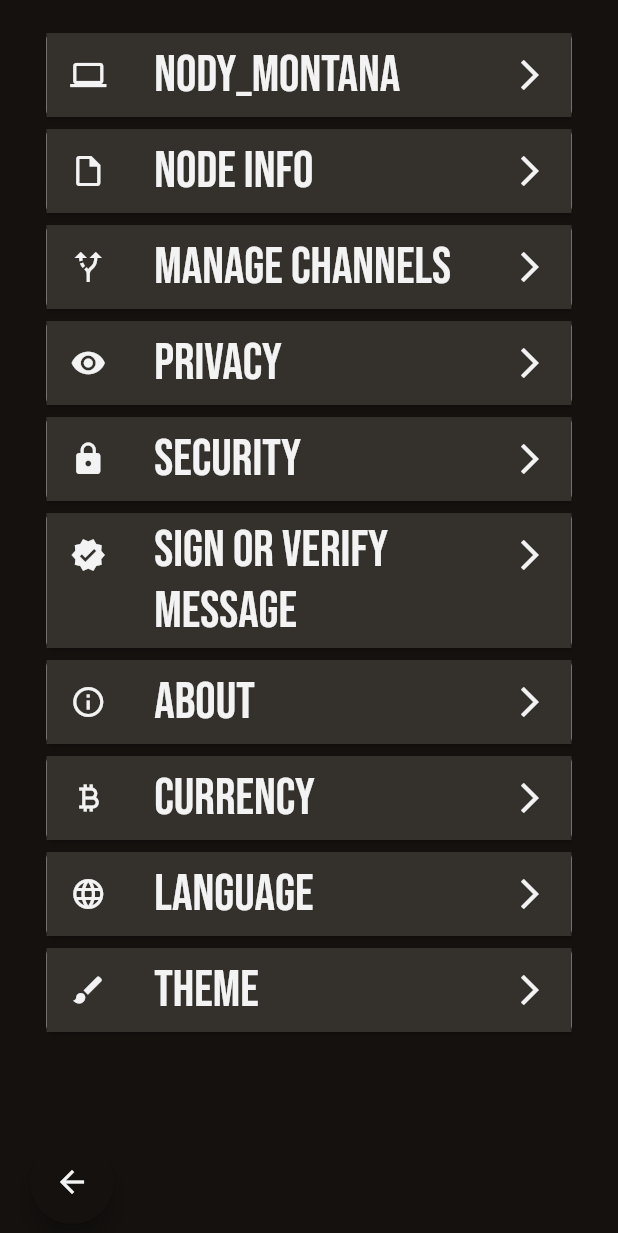
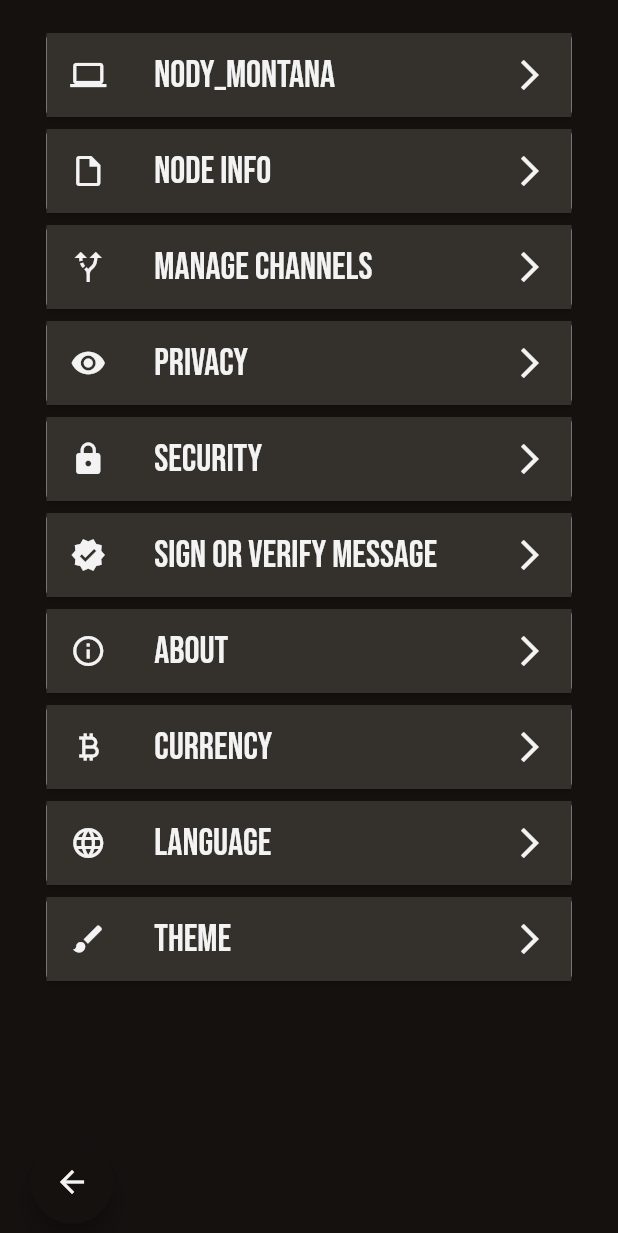
Before and after one commit to Tyler-McIntyre/Pleb-LN, a Flutter app: the AppSettingsScreen screen opened directly, on a phone screen of 412 x 824 dp. Shown: the top 1233 px of the screen. Run offline on Flutter 3.47's test engine with Material 2 defaults, Android fonts, the phone set to English and light mode, and no system bars; our stand-ins replace flutter_secure_storage, google_fonts, money_formatter, numberpicker, qr_flutter, tuple; missing offline and left inert: flutter_barcode_scanner, flutter_secure_storage_web; accounts and stored records are empty.

Commit message:
Adjust font sizes

```diff
--- a/lib/UI/app_settings_screen.dart
+++ b/lib/UI/app_settings_screen.dart
@@ -48,17 +48,12 @@ class _AppSettingsScreenState extends State<AppSettingsScreen> {
           child: Container(
             margin: const EdgeInsets.only(top: 10),
             width: MediaQuery.of(context).size.width / 1.15,
-            child: ListTileTheme(
-              tileColor: AppColors.blackSecondary,
-              textColor: AppColors.white,
-              iconColor: AppColors.white,
             child: ListView.builder(
               itemCount: listTileInfo.length,
               itemBuilder: (context, index) {
                 return Column(
                   children: [
                     Card(
-                        color: AppColors.white,
                       child: ListTile(
                         onTap: () {
                           final snackBar = SnackBar(
@@ -70,11 +65,13 @@ class _AppSettingsScreenState extends State<AppSettingsScreen> {
                             backgroundColor: (AppColors.blueSecondary),
                           );
 
-                            ScaffoldMessenger.of(context)
-                                .showSnackBar(snackBar);
+                          ScaffoldMessenger.of(context).showSnackBar(snackBar);
                         },
                         leading: listTileInfo.keys.toList()[index],
-                          title: Text(listTileInfo.values.toList()[index]),
+                        title: Text(
+                          listTileInfo.values.toList()[index],
+                          style: TextStyle(fontSize: 25),
+                        ),
                         trailing: const Icon(Icons.arrow_forward_ios),
                       ),
                     ),
@@ -85,7 +82,6 @@ class _AppSettingsScreenState extends State<AppSettingsScreen> {
           ),
         ),
       ),
-      ),
     );
   }
 }
--- a/lib/UI/invoice_screen.dart
+++ b/lib/UI/invoice_screen.dart
@@ -87,7 +87,8 @@ class _InvoiceScreenState extends State<InvoiceScreen> {
                             Padding(
                               padding: const EdgeInsets.only(top: 32.0),
                               child: TextField(
-                                style: TextStyle(color: AppColors.white),
+                                style: TextStyle(
+                                    color: AppColors.white, fontSize: 22),
                                 readOnly: true,
                                 controller: _textController,
                                 decoration: InputDecoration(
```
Also changed, not shown: lib/UI/Widgets/activities.dart (+11 -14 lines), lib/UI/Widgets/dashboard_header.dart (+7 -4 lines), lib/UI/create_invoice_screen.dart (+6 -4 lines), lib/UI/dashboard_screen.dart (+3 -4 lines), lib/main.dart (+6 -1 lines). Lines whose indentation alone changed are shown as unchanged.
